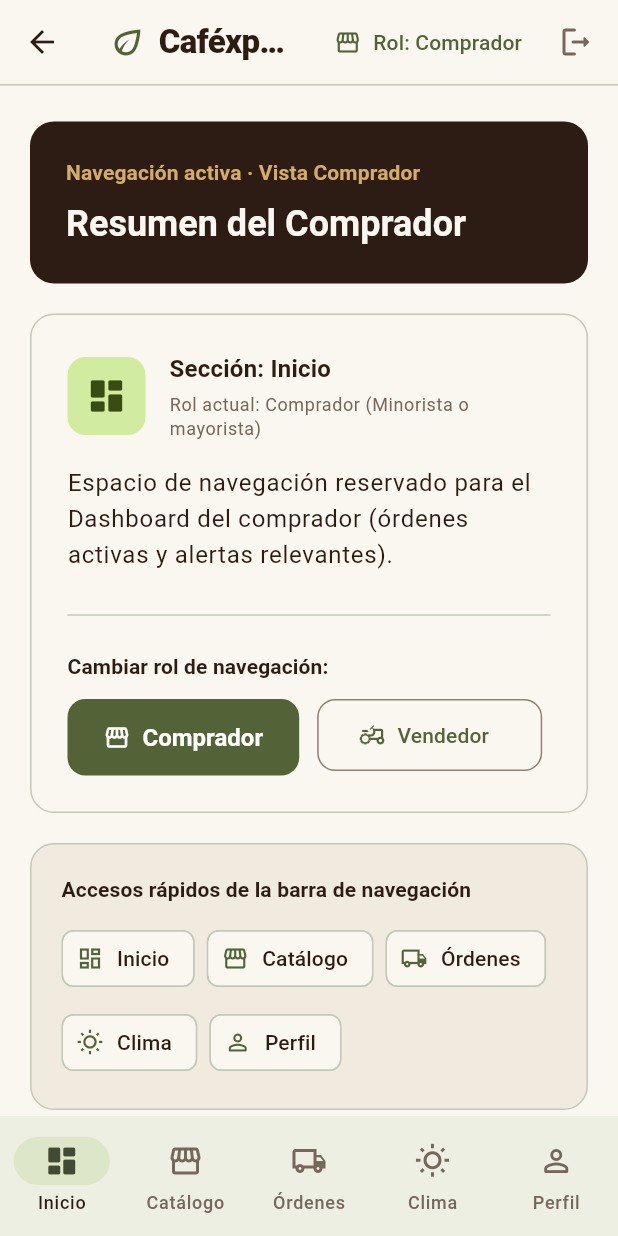
After one commit to AntBPV/cafexpress, a Flutter app: the screen it shows after launch, after a tap on "Explorar interfaz de navegación", on a phone screen of 412 x 824 dp. The commit adds this screen. Run offline on Flutter 3.47's test engine with Material 3 defaults, Android fonts, the phone set to English and light mode, and no system bars.

Commit message:
F2-34: Implementar interfaz inicial de navegacion adaptable por rol

```diff
--- a/cafexpress_frontend/lib/features/auth/domain/auth_session.dart
+++ b/cafexpress_frontend/lib/features/auth/domain/auth_session.dart
@@ -5,12 +5,13 @@ class AuthSession {
     this.tokenType = 'Bearer',
     this.name,
     this.email,
+    this.role,
   });
 
   factory AuthSession.fromJson(Map<String, dynamic> json) {
     final token = json['accessToken'];
     final tokenType = json['tokenType'] ?? 'Bearer';
-    final user = json['user'];
+    final user = json['user'] ?? json['usuario'];
     if (token is! String ||
         token.trim().isEmpty ||
         token.contains(RegExp(r'[\r\n]')) ||
@@ -19,10 +20,12 @@ class AuthSession {
       throw const FormatException('Respuesta de autenticación no válida.');
     }
     final userData = user as Map<String, dynamic>?;
-    final name = userData?['name'];
+    final name = userData?['name'] ?? userData?['nombre'];
     final email = userData?['email'];
+    final role = userData?['role'] ?? userData?['rol'];
     if ((name != null && name is! String) ||
-        (email != null && email is! String)) {
+        (email != null && email is! String) ||
+        (role != null && role is! String)) {
       throw const FormatException('Datos de usuario no válidos.');
     }
     return AuthSession(
@@ -30,6 +33,7 @@ class AuthSession {
       tokenType: tokenType as String,
       name: name as String?,
       email: email as String?,
+      role: role as String?,
     );
   }
 
@@ -37,6 +41,7 @@ class AuthSession {
   final String tokenType;
   final String? name;
   final String? email;
+  final String? role;
 
   String get authorizationHeader => '$tokenType $accessToken';
 }
--- a/cafexpress_frontend/lib/features/auth/presentation/login_screen.dart
+++ b/cafexpress_frontend/lib/features/auth/presentation/login_screen.dart
@@ -2,6 +2,8 @@ import 'package:flutter/material.dart';
 import 'package:flutter/services.dart';
 
 import '../../../core/network/api_exception.dart';
+import '../../navigation/domain/user_role.dart';
+import '../../navigation/presentation/main_navigation_shell.dart';
 import '../data/auth_repository.dart';
 import '../domain/auth_session.dart';
 import '../domain/registered_account.dart';
@@ -89,6 +91,25 @@ class _LoginScreenState extends State<LoginScreen> {
         _registrationMessage = 'Cuenta creada. Inicia sesión para continuar.';
       }
     });
+  }
+
+  Future<void> _openNavigationShell({AuthSession? session}) async {
+    FocusManager.instance.primaryFocus?.unfocus();
+    final role = UserRole.tryParse(session?.role) ?? UserRole.comprador;
+    await Navigator.of(context).push<void>(
+      MaterialPageRoute(
+        builder: (routeContext) => MainNavigationShell(
+          userName: session?.name,
+          initialRole: role,
+          onSignOut: () {
+            Navigator.of(routeContext).pop();
+            if (mounted && _session != null) {
+              _signOut();
+            }
+          },
+        ),
+      ),
+    );
   }
 
   Future<void> _signIn() async {
@@ -187,6 +208,18 @@ class _LoginScreenState extends State<LoginScreen> {
                   : _openRegistration,
               child: const Text(
                 '¿No tienes cuenta? Regístrate',
+                textAlign: TextAlign.center,
+              ),
+            ),
+            const SizedBox(height: 8),
+            TextButton(
+              key: const Key('login-preview-navigation'),
+              style: TextButton.styleFrom(minimumSize: const Size(0, 48)),
+              onPressed: _isSubmitting || _isOpeningRegister
+                  ? null
+                  : () => _openNavigationShell(),
+              child: const Text(
+                'Explorar interfaz de navegación',
                 textAlign: TextAlign.center,
               ),
             ),
@@ -328,7 +361,23 @@ class _LoginScreenState extends State<LoginScreen> {
             style: theme.textTheme.bodyLarge,
           ),
           const SizedBox(height: 32),
-          FilledButton(onPressed: _signOut, child: const Text('Cerrar sesión')),
+          FilledButton.icon(
+            key: const Key('login-open-navigation'),
+            onPressed: () => _openNavigationShell(session: session),
+            icon: const Icon(Icons.dashboard_outlined),
+            label: const Text('Ir al panel principal'),
+          ),
+          const SizedBox(height: 12),
+          OutlinedButton(
+            style: OutlinedButton.styleFrom(
+              minimumSize: const Size(0, 56),
+              shape: RoundedRectangleBorder(
+                borderRadius: BorderRadius.circular(12),
+              ),
+            ),
+            onPressed: _signOut,
+            child: const Text('Cerrar sesión'),
+          ),
         ],
       ),
     );
--- /dev/null
+++ b/cafexpress_frontend/lib/features/navigation/domain/user_role.dart
@@ -0,0 +1,34 @@
+import 'package:flutter/material.dart';
+
+/// Roles definidos en el alcance del MVP v2 (Marketplace bilateral).
+enum UserRole {
+  comprador(
+    label: 'Comprador',
+    subtitle: 'Minorista o mayorista',
+    icon: Icons.storefront_outlined,
+  ),
+  vendedor(
+    label: 'Vendedor',
+    subtitle: 'Productor o distribuidor',
+    icon: Icons.agriculture_outlined,
+  );
+
+  const UserRole({
+    required this.label,
+    required this.subtitle,
+    required this.icon,
+  });
+
+  final String label;
+  final String subtitle;
+  final IconData icon;
+
+  static UserRole? tryParse(String? raw) {
+    if (raw == null) return null;
+    return switch (raw.trim().toUpperCase()) {
+      'VENDEDOR' => UserRole.vendedor,
+      'COMPRADOR' => UserRole.comprador,
+      _ => null,
+    };
+  }
+}
--- /dev/null
+++ b/cafexpress_frontend/lib/features/navigation/presentation/main_navigation_shell.dart
@@ -0,0 +1,516 @@
+import 'package:flutter/material.dart';
+
+import '../../../core/theme/app_theme.dart';
+import '../domain/user_role.dart';
+
+/// Especificación de cada destino dentro de la interfaz inicial de navegación (F2-34).
+class NavigationDestinationSpec {
+  const NavigationDestinationSpec({
+    required this.keyName,
+    required this.label,
+    required this.title,
+    required this.description,
+    required this.icon,
+    required this.selectedIcon,
+  });
+
+  final String keyName;
+  final String label;
+  final String title;
+  final String description;
+  final IconData icon;
+  final IconData selectedIcon;
+}
+
+/// F2-34: Interfaz inicial de navegación adaptable por rol (Comprador / Vendedor).
+///
+/// Actúa como contenedor base (Shell) donde cada módulo del equipo (Dashboard,
+/// Catálogo/Productos, Órdenes, Clima y Perfiles) puede inyectar su vista.
+class MainNavigationShell extends StatefulWidget {
+  const MainNavigationShell({
+    super.key,
+    this.userName,
+    this.initialRole = UserRole.comprador,
+    this.initialIndex = 0,
+    this.onSignOut,
+    this.sectionBuilder,
+  });
+
+  final String? userName;
+  final UserRole initialRole;
+  final int initialIndex;
+  final VoidCallback? onSignOut;
+
+  /// Permite que los demás módulos inyecten su pantalla según el rol e índice activo.
+  final Widget Function(
+    BuildContext context,
+    UserRole role,
+    int index,
+    NavigationDestinationSpec destination,
+  )? sectionBuilder;
+
+  @override
+  State<MainNavigationShell> createState() => _MainNavigationShellState();
+}
+
+class _MainNavigationShellState extends State<MainNavigationShell> {
+  late UserRole _role;
+  late int _selectedIndex;
+
+  @override
+  void initState() {
+    super.initState();
+    _role = widget.initialRole;
+    _selectedIndex = widget.initialIndex.clamp(0, 4);
+  }
+
+  List<NavigationDestinationSpec> get _destinations {
+    if (_role == UserRole.vendedor) {
+      return const [
+        NavigationDestinationSpec(
+          keyName: 'nav-tab-inicio',
+          label: 'Inicio',
+          title: 'Resumen del Vendedor',
+          description:
+              'Espacio de navegación reservado para el Dashboard del vendedor (productos publicados, órdenes activas y alertas recientes).',
+          icon: Icons.dashboard_outlined,
+          selectedIcon: Icons.dashboard_rounded,
+        ),
+        NavigationDestinationSpec(
+          keyName: 'nav-tab-productos',
+          label: 'Mis Lotes',
+          title: 'Publicación y Gestión de Productos',
+          description:
+              'Espacio de navegación reservado para publicar lotes de café/cacao y editar precios manualmente.',
+          icon: Icons.inventory_2_outlined,
+          selectedIcon: Icons.inventory_2_rounded,
+        ),
+        NavigationDestinationSpec(
+          keyName: 'nav-tab-ordenes',
+          label: 'Órdenes',
+          title: 'Órdenes Recibidas',
+          description:
+              'Espacio de navegación reservado para listar las órdenes recibidas y avanzar su estado en el historial.',
+          icon: Icons.receipt_long_outlined,
+          selectedIcon: Icons.receipt_long_rounded,
+        ),
+        NavigationDestinationSpec(
+          keyName: 'nav-tab-clima',
+          label: 'Clima',
+          title: 'Clima y Alertas de Región',
+          description:
+              'Espacio de navegación reservado para consultar alertas climáticas por umbral en la región productora.',
+          icon: Icons.thunderstorm_outlined,
+          selectedIcon: Icons.thunderstorm_rounded,
+        ),
+        NavigationDestinationSpec(
+          keyName: 'nav-tab-perfil',
+          label: 'Perfil',
+          title: 'Perfil del Vendedor',
+          description:
+              'Espacio de navegación reservado para el módulo de perfiles y certificado de calidad.',
+          icon: Icons.person_outline_rounded,
+          selectedIcon: Icons.person_rounded,
+        ),
+      ];
+    }
+
+    return const [
+      NavigationDestinationSpec(
+        keyName: 'nav-tab-inicio',
+        label: 'Inicio',
+        title: 'Resumen del Comprador',
+        description:
+            'Espacio de navegación reservado para el Dashboard del comprador (órdenes activas y alertas relevantes).',
+        icon: Icons.dashboard_outlined,
+        selectedIcon: Icons.dashboard_rounded,
+      ),
+      NavigationDestinationSpec(
+        keyName: 'nav-tab-catalogo',
+        label: 'Catálogo',
+        title: 'Catálogo de Café y Cacao',
+        description:
+            'Espacio de navegación reservado para explorar el catálogo de productos, filtros y detalle del lote.',
+        icon: Icons.storefront_outlined,
+        selectedIcon: Icons.storefront_rounded,
+      ),
+      NavigationDestinationSpec(
+        keyName: 'nav-tab-ordenes',
+        label: 'Órdenes',
+        title: 'Mis Órdenes y Seguimiento',
+        description:
+            'Espacio de navegación reservado para la generación y trazabilidad de órdenes de compra.',
+        icon: Icons.local_shipping_outlined,
+        selectedIcon: Icons.local_shipping_rounded,
+      ),
+      NavigationDestinationSpec(
+        keyName: 'nav-tab-clima',
+        label: 'Clima',
+        title: 'Alertas Climáticas de Compra',
+        description:
+            'Espacio de navegación reservado para alertas de buen momento de compra según el clima de origen.',
+        icon: Icons.wb_sunny_outlined,
+        selectedIcon: Icons.wb_sunny_rounded,
+      ),
+      NavigationDestinationSpec(
+        keyName: 'nav-tab-perfil',
+        label: 'Perfil',
+        title: 'Mi Perfil Individual',
+        description:
+            'Espacio de navegación reservado para la interfaz frontend de visualización de perfil individual.',
+        icon: Icons.person_outline_rounded,
+        selectedIcon: Icons.person_rounded,
+      ),
+    ];
+  }
+
+  void _updateRole(UserRole newRole) {
+    if (_role == newRole) return;
+    setState(() => _role = newRole);
+  }
+
+  void _toggleRole() {
+    _updateRole(
+      _role == UserRole.comprador ? UserRole.vendedor : UserRole.comprador,
+    );
+  }
+
+  void _selectTab(int index) {
+    setState(() => _selectedIndex = index);
+  }
+
+  @override
+  Widget build(BuildContext context) {
+    final theme = Theme.of(context);
+    final colors = theme.colorScheme;
+    final destinations = _destinations;
+    final activeSpec = destinations[_selectedIndex];
+
+    return LayoutBuilder(
+      builder: (context, constraints) {
+        final useRail = constraints.maxWidth >= 840;
+        final bodyContent =
+            widget.sectionBuilder?.call(
+              context,
+              _role,
+              _selectedIndex,
+              activeSpec,
+            ) ??
+            _NavigationSectionContainer(
+              userName: widget.userName,
+              role: _role,
+              selectedIndex: _selectedIndex,
+              destinations: destinations,
+              onSelectTab: _selectTab,
+              onRoleChanged: _updateRole,
+              onSignOut: widget.onSignOut,
+            );
+
+        return Scaffold(
+          appBar: AppBar(
+            backgroundColor: colors.surface,
+            surfaceTintColor: Colors.transparent,
+            titleSpacing: 16,
+            title: Row(
+              children: [
+                ExcludeSemantics(
+                  child: Icon(
+                    Icons.eco_outlined,
+                    color: colors.primary,
+                    size: 26,
+                  ),
+                ),
+                const SizedBox(width: 8),
+                Flexible(
+                  child: Text(
+                    'Caféxpress',
+                    overflow: TextOverflow.ellipsis,
+                    style: theme.textTheme.titleLarge?.copyWith(
+                      fontWeight: FontWeight.w800,
+                      letterSpacing: -0.4,
+                    ),
+                  ),
+                ),
+              ],
+            ),
+            actions: [
+              TextButton.icon(
+                key: const Key('nav-role-switch'),
+                style: TextButton.styleFrom(
+                  minimumSize: const Size(48, 48),
+                  padding: const EdgeInsets.symmetric(horizontal: 12),
+                ),
+                onPressed: _toggleRole,
+                icon: Icon(_role.icon, size: 18),
+                label: Text('Rol: ${_role.label}'),
+              ),
+              if (widget.onSignOut != null)
+                IconButton(
+                  key: const Key('nav-logout'),
+                  tooltip: 'Cerrar sesión',
+                  onPressed: widget.onSignOut,
+                  icon: const Icon(Icons.logout_rounded),
+                ),
+              const SizedBox(width: 4),
+            ],
+            bottom: PreferredSize(
+              preferredSize: const Size.fromHeight(1),
+              child: Divider(height: 1, color: colors.outlineVariant),
+            ),
+          ),
+          body: SafeArea(
+            child: useRail
+                ? Row(
+                    children: [
+                      NavigationRail(
+                        key: const Key('main-navigation-rail'),
+                        selectedIndex: _selectedIndex,
+                        onDestinationSelected: _selectTab,
+                        labelType: NavigationRailLabelType.all,
+                        backgroundColor: colors.surface,
+                        destinations: [
+                          for (final item in destinations)
+                            NavigationRailDestination(
+                              icon: Icon(item.icon),
+                              selectedIcon: Icon(item.selectedIcon),
+                              label: Text(item.label, key: Key(item.keyName)),
+                            ),
+                        ],
+                      ),
+                      VerticalDivider(width: 1, color: colors.outlineVariant),
+                      Expanded(child: bodyContent),
+                    ],
+                  )
+                : bodyContent,
+          ),
+          bottomNavigationBar: useRail
+              ? null
+              : NavigationBar(
+                  key: const Key('main-bottom-navigation'),
+                  selectedIndex: _selectedIndex,
+                  onDestinationSelected: _selectTab,
+                  destinations: [
+                    for (final item in destinations)
+                      NavigationDestination(
+                        key: Key(item.keyName),
+                        icon: Icon(item.icon),
+                        selectedIcon: Icon(item.selectedIcon),
+                        label: item.label,
+                      ),
+                  ],
+                ),
+        );
+      },
+    );
+  }
+}
+
+/// Contenedor base de sección para la estructura inicial de navegación (F2-34).
+class _NavigationSectionContainer extends StatelessWidget {
+  const _NavigationSectionContainer({
+    required this.userName,
+    required this.role,
+    required this.selectedIndex,
+    required this.destinations,
+    required this.onSelectTab,
+    required this.onRoleChanged,
+    this.onSignOut,
+  });
+
+  final String? userName;
+  final UserRole role;
+  final int selectedIndex;
+  final List<NavigationDestinationSpec> destinations;
+  final ValueChanged<int> onSelectTab;
+  final ValueChanged<UserRole> onRoleChanged;
+  final VoidCallback? onSignOut;
+
+  @override
+  Widget build(BuildContext context) {
+    final theme = Theme.of(context);
+    final colors = theme.colorScheme;
+    final active = destinations[selectedIndex];
+    final cleanUser = userName?.trim();
+
+    return SingleChildScrollView(
+      padding: const EdgeInsets.symmetric(horizontal: 20, vertical: 24),
+      child: Center(
+        child: ConstrainedBox(
+          constraints: const BoxConstraints(maxWidth: 720),
+          child: Column(
+            crossAxisAlignment: CrossAxisAlignment.stretch,
+            children: [
+              Container(
+                padding: const EdgeInsets.all(24),
+                decoration: BoxDecoration(
+                  color: AppColors.coffee,
+                  borderRadius: BorderRadius.circular(16),
+                ),
+                child: Column(
+                  crossAxisAlignment: CrossAxisAlignment.start,
+                  children: [
+                    Text(
+                      'Navegación activa · Vista ${role.label}',
+                      style: theme.textTheme.labelLarge?.copyWith(
+                        color: AppColors.gold,
+                        fontWeight: FontWeight.w700,
+                      ),
+                    ),
+                    const SizedBox(height: 8),
+                    Semantics(
+                      header: true,
+                      child: Text(
+                        active.title,
+                        style: theme.textTheme.headlineSmall?.copyWith(
+                          color: AppColors.cream,
+                          fontWeight: FontWeight.w700,
+                        ),
+                      ),
+                    ),
+                    if (cleanUser != null && cleanUser.isNotEmpty) ...[
+                      const SizedBox(height: 6),
+                      Text(
+                        'Sesión: $cleanUser',
+                        style: theme.textTheme.bodyMedium?.copyWith(
+                          color: AppColors.cream,
+                        ),
+                      ),
+                    ],
+                  ],
+                ),
+              ),
+              const SizedBox(height: 20),
+              Container(
+                padding: const EdgeInsets.all(24),
+                decoration: BoxDecoration(
+                  color: colors.surface,
+                  borderRadius: BorderRadius.circular(16),
+                  border: Border.all(color: colors.outlineVariant),
+                ),
+                child: Column(
+                  crossAxisAlignment: CrossAxisAlignment.start,
+                  children: [
+                    Row(
+                      children: [
+                        Container(
+                          padding: const EdgeInsets.all(12),
+                          decoration: BoxDecoration(
+                            color: colors.primaryContainer,
+                            borderRadius: BorderRadius.circular(12),
+                          ),
+                          child: Icon(
+                            active.selectedIcon,
+                            color: colors.onPrimaryContainer,
+                            size: 28,
+                          ),
+                        ),
+                        const SizedBox(width: 16),
+                        Expanded(
+                          child: Column(
+                            crossAxisAlignment: CrossAxisAlignment.start,
+                            children: [
+                              Text(
+                                'Sección: ${active.label}',
+                                style: theme.textTheme.titleMedium?.copyWith(
+                                  fontWeight: FontWeight.w700,
+                                ),
+                              ),
+                              const SizedBox(height: 4),
+                              Text(
+                                'Rol actual: ${role.label} (${role.subtitle})',
+                                style: theme.textTheme.bodySmall?.copyWith(
+                                  color: colors.onSurfaceVariant,
+                                ),
+                              ),
+                            ],
+                          ),
+                        ),
+                      ],
+                    ),
+                    const SizedBox(height: 16),
+                    Text(
+                      active.description,
+                      style: theme.textTheme.bodyLarge,
+                    ),
+                    const SizedBox(height: 20),
+                    Divider(color: colors.outlineVariant),
+                    const SizedBox(height: 16),
+                    Text(
+                      'Cambiar rol de navegación:',
+                      style: theme.textTheme.labelLarge?.copyWith(
+                        fontWeight: FontWeight.w600,
+                      ),
+                    ),
+                    const SizedBox(height: 12),
+                    Wrap(
+                      spacing: 12,
+                      runSpacing: 12,
+                      children: [
+                        for (final itemRole in UserRole.values)
+                          itemRole == role
+                              ? FilledButton.icon(
+                                  key: Key('nav-role-option-${itemRole.name}'),
+                                  style: FilledButton.styleFrom(
+                                    minimumSize: const Size(150, 48),
+                                  ),
+                                  onPressed: () => onRoleChanged(itemRole),
+                                  icon: Icon(itemRole.icon),
+                                  label: Text(itemRole.label),
+                                )
+                              : OutlinedButton.icon(
+                                  key: Key('nav-role-option-${itemRole.name}'),
+                                  style: OutlinedButton.styleFrom(
+                                    minimumSize: const Size(150, 48),
+                                    shape: RoundedRectangleBorder(
+                                      borderRadius: BorderRadius.circular(12),
+                                    ),
+                                  ),
+                                  onPressed: () => onRoleChanged(itemRole),
+                                  icon: Icon(itemRole.icon),
+                                  label: Text(itemRole.label),
+                                ),
+                      ],
+                    ),
+                  ],
+                ),
+              ),
+              const SizedBox(height: 20),
+              Container(
+                padding: const EdgeInsets.all(20),
+                decoration: BoxDecoration(
+                  color: colors.surfaceContainerHighest,
+                  borderRadius: BorderRadius.circular(16),
+                  border: Border.all(color: colors.outlineVariant),
+                ),
+                child: Column(
+                  crossAxisAlignment: CrossAxisAlignment.start,
+                  children: [
+                    Text(
+                      'Accesos rápidos de la barra de navegación',
+                      style: theme.textTheme.titleSmall?.copyWith(
+                        fontWeight: FontWeight.w700,
+                      ),
+                    ),
+                    const SizedBox(height: 12),
+                    Wrap(
+                      spacing: 8,
+                      runSpacing: 8,
+                      children: [
+                        for (var i = 0; i < destinations.length; i++)
+                          ActionChip(
+                            avatar: Icon(destinations[i].icon, size: 18),
+                            label: Text(destinations[i].label),
+                            onPressed: () => onSelectTab(i),
+                          ),
+                      ],
+                    ),
+                  ],
+                ),
+              ),
+            ],
+          ),
+        ),
+      ),
+    );
+  }
+}
```
Also changed, not shown: 1 other file.
